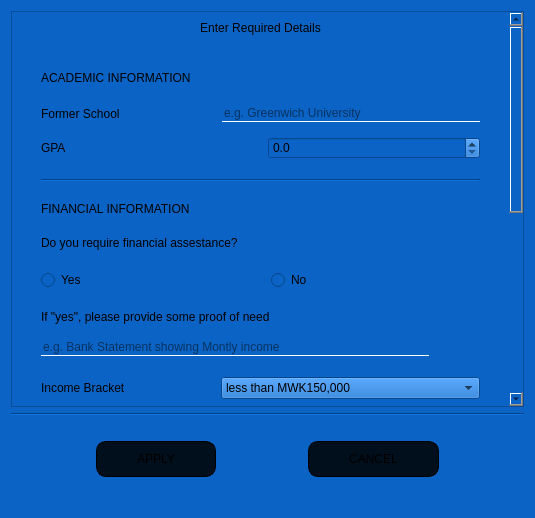
This is SholarshipManagementSystem/application/applyScholarship.ui in YNCO10/scholarshipManagementSystem as Qt 5 draws it before an edit. The edited form follows.
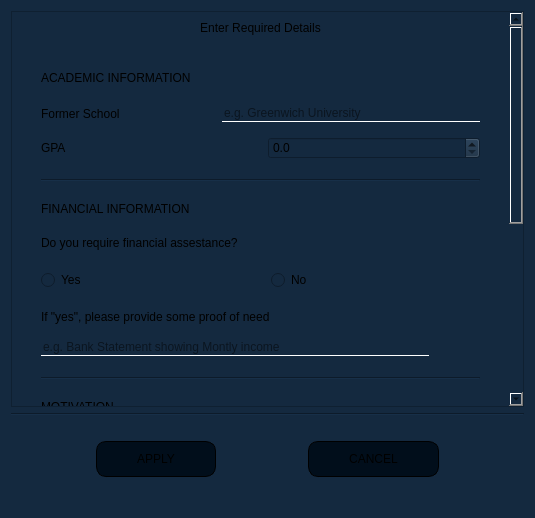
This is the edited form. Icons and pictures are not drawn.

What changed in the file:
```diff
--- a/SholarshipManagementSystem/application/applyScholarship.ui
+++ b/SholarshipManagementSystem/application/applyScholarship.ui
@@ -34,8 +34,7 @@
   <property name="styleSheet">
    <string notr="true">QWidget{
 	
-	
-	background-color: rgb(11, 100, 197);
+	background-color: rgb(20, 41, 63);
 
 }
 
@@ -60,7 +59,7 @@
 
 QLineEdit{
 	border:none;
-	background-color: rgb(11, 100, 197);
+background-color: rgb(20, 41, 63);
 	border-bottom: 1px solid white;
 	
 	font: 11pt &quot;Segoe UI&quot;;
@@ -87,9 +86,9 @@
       <property name="geometry">
        <rect>
         <x>0</x>
-        <y>-240</y>
+        <y>-195</y>
         <width>503</width>
-        <height>898</height>
+        <height>848</height>
        </rect>
       </property>
       <layout class="QGridLayout" name="gridLayout">
@@ -147,6 +146,9 @@
                  <verstretch>0</verstretch>
                 </sizepolicy>
                </property>
+               <property name="styleSheet">
+                <string notr="true">background-color: rgb(20, 41, 63);</string>
+               </property>
                <property name="placeholderText">
                 <string>e.g. Greenwich University</string>
                </property>
@@ -248,6 +250,9 @@
                  <verstretch>0</verstretch>
                 </sizepolicy>
                </property>
+               <property name="styleSheet">
+                <string notr="true">background-color: rgb(20, 41, 63);</string>
+               </property>
                <property name="placeholderText">
                 <string>e.g. Bank Statement showing Montly income</string>
                </property>
@@ -264,7 +269,7 @@
 font: 600 9pt &quot;Segoe UI&quot;;
 margin:0px;
 padding:2px;
-background-color: rgb(11, 100, 197);
+background-color: rgb(20, 41, 63);
 color:rgb(1, 14, 27);</string>
                </property>
                <property name="text">
@@ -280,51 +285,6 @@
            </item>
           </layout>
          </item>
-         <item>
-          <layout class="QHBoxLayout" name="horizontalLayout_18">
-           <item>
-            <widget class="QLabel" name="label_27">
-             <property name="text">
-              <string>Income Bracket</string>
-             </property>
-            </widget>
-           </item>
-           <item>
-            <widget class="QComboBox" name="incomeBracketComboBox">
-             <item>
-              <property name="text">
-               <string>less than MWK150,000</string>
-              </property>
-             </item>
-             <item>
-              <property name="text">
-               <string>Between MWK150,000 - MWK250,000</string>
-              </property>
-             </item>
-             <item>
-              <property name="text">
-               <string>Between MKW250,000 - MWK500,000</string>
-              </property>
-             </item>
-             <item>
-              <property name="text">
-               <string>Between MWK500,00 - MWK1,000,000</string>
-              </property>
-             </item>
-             <item>
-              <property name="text">
-               <string>Between MWK1,000,000 - MWK2,000,000</string>
-              </property>
-             </item>
-             <item>
-              <property name="text">
-               <string>More than MWK2,000,000</string>
-              </property>
-             </item>
-            </widget>
-           </item>
-          </layout>
-         </item>
          <item>
           <widget class="Line" name="line">
            <property name="orientation">
```
Left out of the diff: 15 changed lines with no effect on the pictures.
